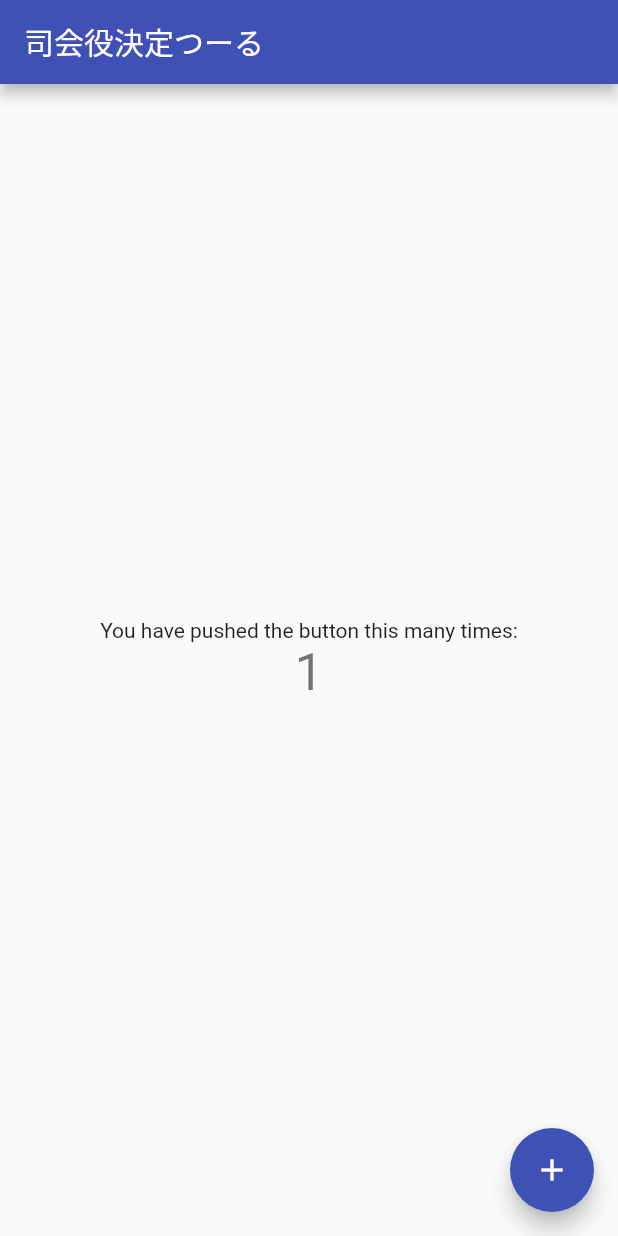
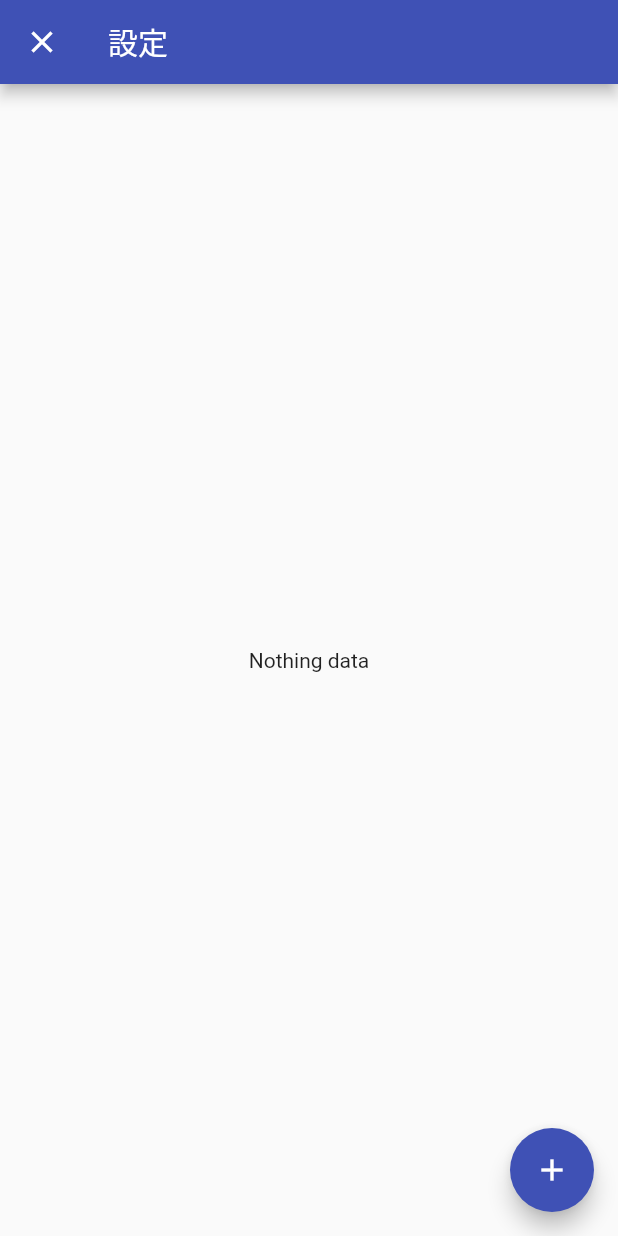
Before and after one commit to tokku5552/flutter_windows_sample, a Flutter app: the screen it shows after launch, after a tap on the "add" icon, on a phone screen of 412 x 824 dp. Run offline on Flutter 3.47's test engine with Material 2 defaults, Android fonts, the phone set to English and light mode, and no system bars; our stand-ins replace hive, hive_flutter; accounts and stored records are empty; statements that could not run were skipped.

Commit message:
大枠実装

```diff
--- a/lib/main.dart
+++ b/lib/main.dart
@@ -1,6 +1,17 @@
+import 'dart:developer';
+
 import 'package:flutter/material.dart';
+import 'package:flutter_windows_sample/setting_page.dart';
+import 'package:flutter_windows_sample/type/data.dart';
+import 'package:hive_flutter/hive_flutter.dart';
 
-void main() {
+late Box box;
+
+void main() async {
+  await Hive.initFlutter();
+  Hive.registerAdapter(DataAdapter());
+  box = await Hive.openBox('settings');
+
   runApp(const MyApp());
 }
 
@@ -28,11 +39,26 @@ class MyHomePage extends StatefulWidget {
 }
 
 class _MyHomePageState extends State<MyHomePage> {
-  int _counter = 0;
+  String _result = "";
+  late Data _current;
 
-  void _incrementCounter() {
+  void _shuffle() {
+    log(_current.title);
+    log(_current.list[0]);
     setState(() {
-      _counter++;
+      _result = _current.list[0];
+    });
+  }
+
+  @override
+  Future<void> initState() async {
+    _current = await box.get('current');
+    super.initState();
+  }
+
+  void refresh() async {
+    setState(() {
+      _current = box.get('current');
     });
   }
 
@@ -46,18 +72,40 @@ class _MyHomePageState extends State<MyHomePage> {
         child: Column(
           mainAxisAlignment: MainAxisAlignment.center,
           children: <Widget>[
-            const Text(
-              'You have pushed the button this many times:',
+            Text(
+              _result,
+              style: Theme.of(context).textTheme.headline4,
             ),
             Text(
-              '$_counter',
+              'に決定しました！',
               style: Theme.of(context).textTheme.headline4,
             ),
+            const SizedBox(
+              height: 16,
+            ),
+            ElevatedButton(
+                onPressed: _shuffle,
+                child: Container(
+                  padding: const EdgeInsets.all(8),
+                  child: Text(
+                    'shuffle',
+                    style: Theme.of(context).textTheme.headline5,
+                  ),
+                ))
           ],
         ),
       ),
       floatingActionButton: FloatingActionButton(
-        onPressed: _incrementCounter,
+        onPressed: () async {
+          Navigator.push(
+              context,
+              MaterialPageRoute(
+                  builder: (BuildContext context) {
+                    return const SettingPage();
+                  },
+                  fullscreenDialog: true));
+          refresh();
+        },
         tooltip: 'Increment',
         child: const Icon(Icons.add),
       ),
--- /dev/null
+++ b/lib/setting_page.dart
@@ -0,0 +1,83 @@
+import 'dart:developer';
+
+import 'package:flutter/material.dart';
+import 'package:flutter_windows_sample/add_page.dart';
+import 'package:flutter_windows_sample/main.dart';
+import 'package:flutter_windows_sample/type/data.dart';
+
+class SettingPage extends StatefulWidget {
+  const SettingPage({Key? key}) : super(key: key);
+
+  @override
+  State<StatefulWidget> createState() => _SettingPageState();
+}
+
+class _SettingPageState extends State<SettingPage> {
+  late List<dynamic> list;
+
+  @override
+  void initState() {
+    list = box.values.toList();
+    log('list length :${list.length}');
+    super.initState();
+  }
+
+  void refresh() {
+    setState(() {
+      list = box.values.toList();
+    });
+  }
+
+  Future<void> setCurrent(Data data) async {
+    final currentData = await box.get(data.title);
+    await box.put('current', currentData);
+    Navigator.pop(context);
+  }
+
+  @override
+  Widget build(BuildContext context) {
+    return Scaffold(
+      appBar: AppBar(
+        title: const Text('設定'),
+      ),
+      body: list.isNotEmpty
+          ? ListView.builder(
+              itemCount: list.length,
+              itemBuilder: (BuildContext context, int index) {
+                return InkWell(
+                  child: _ListItem(list[index]),
+                  onTap: () => setCurrent(list[index]),
+                );
+              })
+          : const Center(
+              child: Text('Nothing data'),
+            ),
+      floatingActionButton: FloatingActionButton(
+        onPressed: () async {
+          await Navigator.push(
+            context,
+            MaterialPageRoute(
+                builder: (BuildContext context) {
+                  return const AddPage();
+                },
+                fullscreenDialog: true),
+          );
+          refresh();
+        },
+        tooltip: 'Increment',
+        child: const Icon(Icons.add),
+      ),
+    );
+  }
+}
+
+class _ListItem extends StatelessWidget {
+  const _ListItem(this._data);
+  final Data _data;
+  @override
+  Widget build(BuildContext context) {
+    return ListTile(
+      title: Text(_data.title),
+    );
+  }
+}
--- /dev/null
+++ b/lib/type/data.dart
@@ -0,0 +1,14 @@
+import 'package:hive/hive.dart';
+
+part 'data.g.dart';
+
+@HiveType(typeId: 1)
+class Data {
+  @HiveField(0)
+  String title;
+
+  @HiveField(1)
+  List<String> list;
+
+  Data({required this.title, required this.list});
+}
--- a/pubspec.yaml
+++ b/pubspec.yaml
@@ -13,11 +13,15 @@ dependencies:
     sdk: flutter
 
   cupertino_icons: ^1.0.2
+  hive: ^2.1.0
+  hive_flutter: ^1.1.0
 
 dev_dependencies:
   flutter_test:
     sdk: flutter
   flutter_lints: ^1.0.0
+  hive_generator: ^1.1.2
+  build_runner: ^2.1.10
 
 flutter:
   uses-material-design: true
```
Also changed, not shown: lib/add_page.dart (added, +61 -0 lines), lib/type/data.g.dart (added), pubspec.lock, 1 other file.
